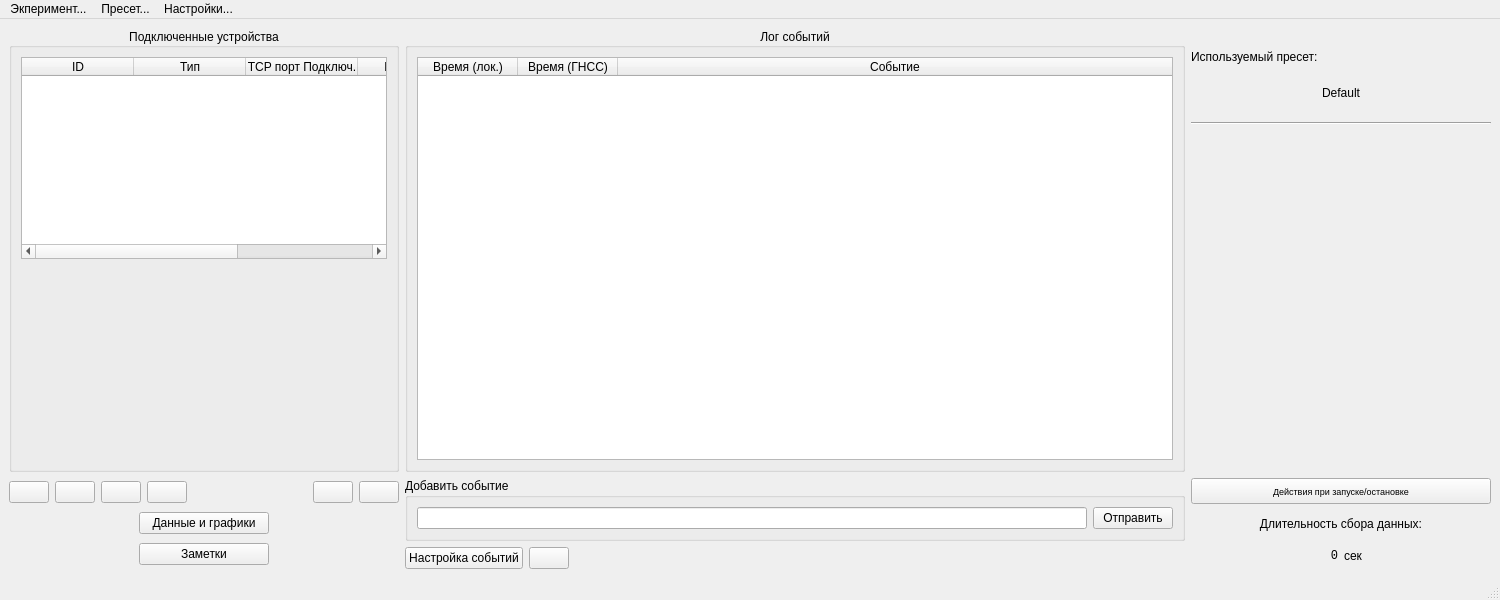
The window that mainwindow.ui (revermun/Experiment_helper) describes before a commit, drawn with Qt 5.
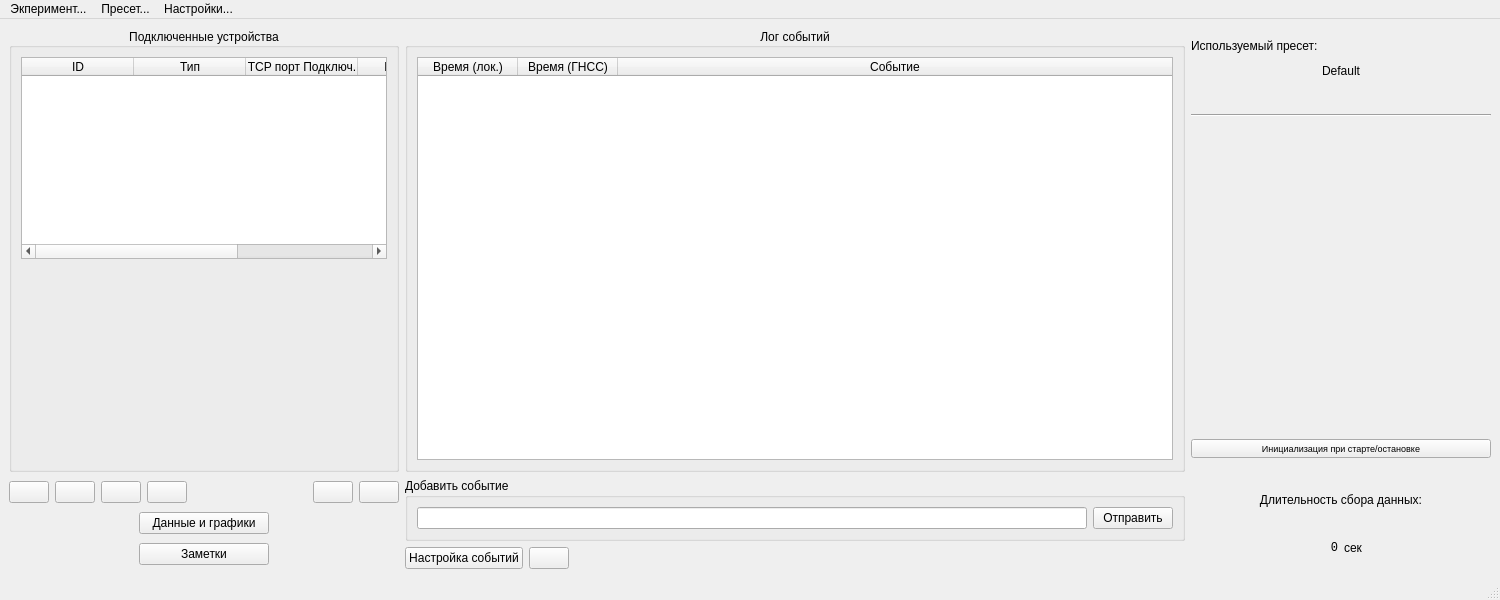
The same window after the commit. Icons and pictures are not drawn.

Commit message: preset and device configuration update

```diff
--- a/mainwindow.ui
+++ b/mainwindow.ui
@@ -373,6 +373,22 @@
         </property>
        </widget>
       </item>
+      <item>
+       <widget class="QLabel" name="labelPresetDescription">
+        <property name="sizePolicy">
+         <sizepolicy hsizetype="Preferred" vsizetype="Maximum">
+          <horstretch>0</horstretch>
+          <verstretch>0</verstretch>
+         </sizepolicy>
+        </property>
+        <property name="text">
+         <string/>
+        </property>
+        <property name="wordWrap">
+         <bool>true</bool>
+        </property>
+       </widget>
+      </item>
       <item>
        <widget class="Line" name="line">
         <property name="orientation">
@@ -417,6 +433,24 @@
         </property>
        </widget>
       </item>
+      <item>
+       <widget class="QPushButton" name="pushButtonStartActions">
+        <property name="sizePolicy">
+         <sizepolicy hsizetype="Preferred" vsizetype="Fixed">
+          <horstretch>0</horstretch>
+          <verstretch>0</verstretch>
+         </sizepolicy>
+        </property>
+        <property name="font">
+         <font>
+          <pointsize>7</pointsize>
+         </font>
+        </property>
+        <property name="text">
+         <string>Инициализация при старте/остановке</string>
+        </property>
+       </widget>
+      </item>
      </layout>
     </item>
     <item row="1" column="1">
@@ -481,24 +515,6 @@
     </item>
     <item row="1" column="2">
      <layout class="QVBoxLayout" name="verticalLayout_4">
-      <item>
-       <widget class="QPushButton" name="pushButtonStartActions">
-        <property name="sizePolicy">
-         <sizepolicy hsizetype="Preferred" vsizetype="Preferred">
-          <horstretch>0</horstretch>
-          <verstretch>0</verstretch>
-         </sizepolicy>
-        </property>
-        <property name="font">
-         <font>
-          <pointsize>7</pointsize>
-         </font>
-        </property>
-        <property name="text">
-         <string>Действия при запуске/остановке</string>
-        </property>
-       </widget>
-      </item>
       <item>
        <widget class="QLabel" name="label_5">
         <property name="sizePolicy">
```
Left out of the diff: 8 changed lines with no effect on the pictures. The commit also changes 21 other files.
